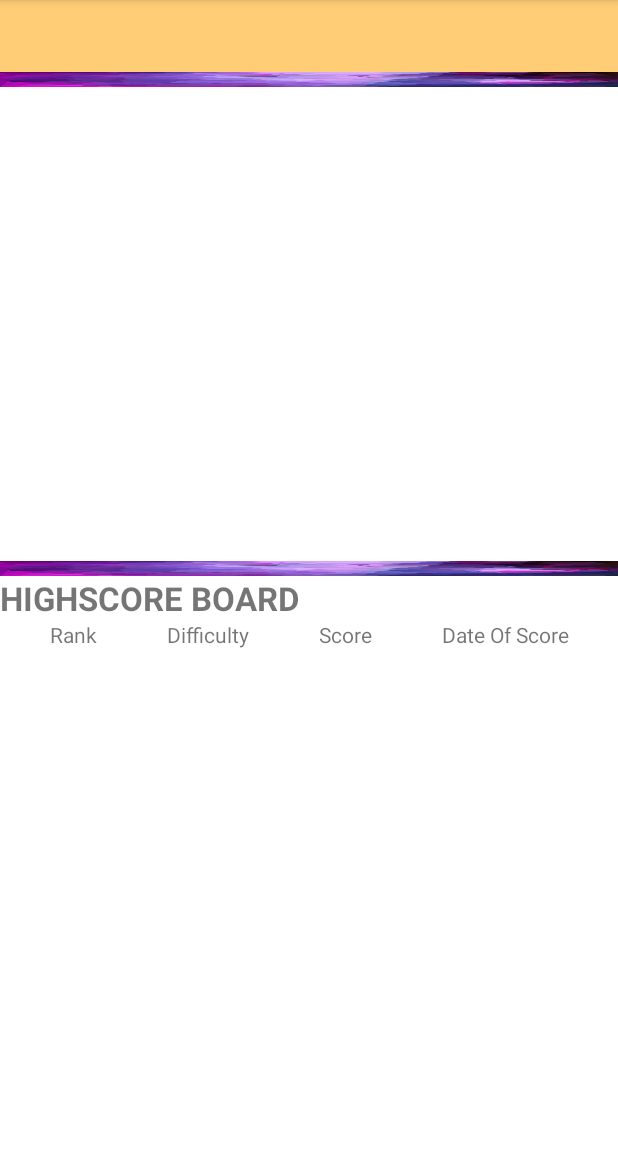
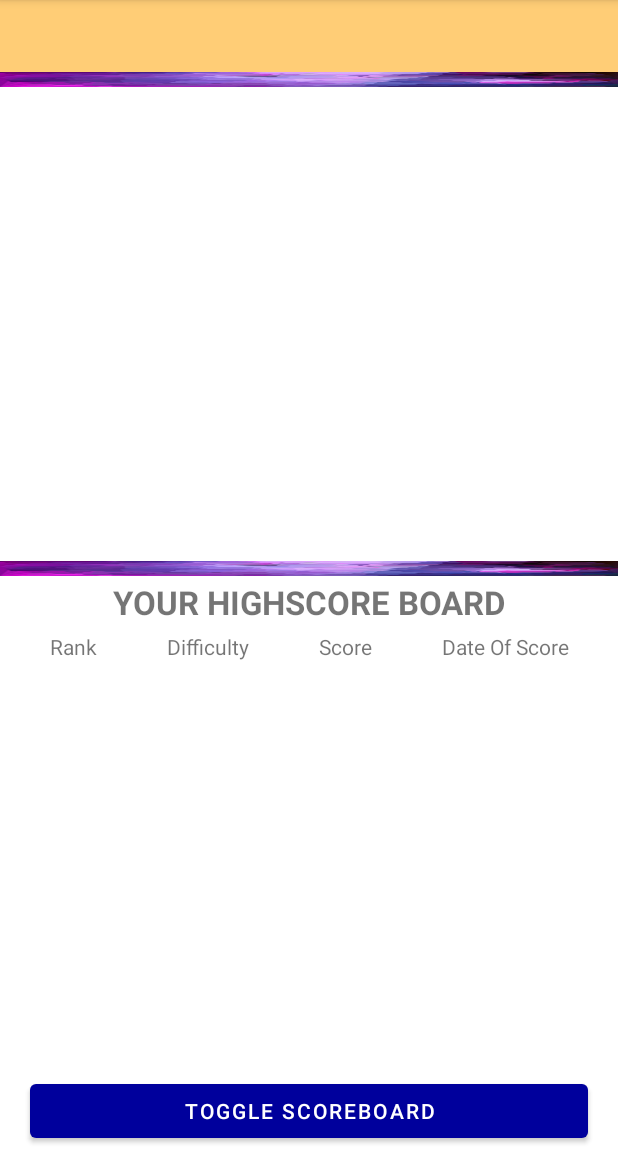
Before and after one commit to yuon11/GamehouseGallery, an Android app: the screen it shows after launch once a user with an empty profile is signed in (HomeActivity), on a phone screen of 412 x 824 dp, the part 84-1236 px from its top. Run offline under Robolectric (Android 15) with nearby library versions, the phone set to English and light mode, and no system bars; our stand-ins replace Firebase (no records; nobody signed in at launch, a user with empty details on screens opened directly), Picasso.

Commit message:
Working scoreboard - must fix some formatting

```diff
--- a/app/src/main/java/com/example/gamehousegallery/HomeGameFragment.java
+++ b/app/src/main/java/com/example/gamehousegallery/HomeGameFragment.java
@@ -10,12 +10,13 @@ import androidx.recyclerview.widget.LinearLayoutManager;
 import androidx.recyclerview.widget.RecyclerView;
 import androidx.viewpager2.widget.ViewPager2;
 
+import android.text.method.ScrollingMovementMethod;
 import android.util.Log;
 import android.view.LayoutInflater;
 import android.view.View;
 import android.view.ViewGroup;
 import android.widget.Button;
-import android.widget.GridLayout;
+import android.widget.LinearLayout;
 import android.widget.Toast;
 
 import com.google.android.material.tabs.TabLayout;
@@ -108,7 +109,7 @@ public class HomeGameFragment extends Fragment {
     ViewPager2 mViewPager;
     TabLayout tabLayout;
     RecyclerView highscoreRecyclerView;
-    GridLayout gridLayout;
+//    LinearLayout mainLinearLayout;
 
     Button toggleHSBoard;
     String hsBoardSetting="USER";//GLOBAL
@@ -140,7 +141,6 @@ public class HomeGameFragment extends Fragment {
                         }
 
 
-                        // gridLayout.setAdapter(highScoreRecyclerFragmentAdapter);
                     }
                 });
                 try {
@@ -175,8 +175,9 @@ public class HomeGameFragment extends Fragment {
 
         highscoreRecyclerView = (RecyclerView) rootView.findViewById(R.id.score_recycler_view);
         mViewPager = (ViewPager2) rootView.findViewById(R.id.pager);
-        gridLayout = (GridLayout) rootView.findViewById(R.id.high_score_grid);
         tabLayout = (TabLayout) rootView.findViewById(R.id.game_tabs);
+
+        // mainLinearLayout = (LinearLayout) rootView.findViewById(R.id.main_home_game_layout);
 
         Log.d("ONCREATEVIEW","");
 
@@ -191,12 +192,13 @@ public class HomeGameFragment extends Fragment {
         highscoreRecyclerView.setAdapter(highScoreRecyclerFragmentAdapter);
         highscoreRecyclerView.setItemAnimator(new DefaultItemAnimator());
 
+        // descriptionText.setMovementMethod(new ScrollingMovementMethod());
+
 
         // background thread for view pager adapting and animation
         backgroundThread(rootView);
 
         // Setup Views for High Score grid
-        gridLayout = rootView.findViewById(R.id.high_score_grid);
         toggleHSBoard = rootView.findViewById(R.id.toggle_highscore_grid);
         toggleHSBoard.setOnClickListener(new View.OnClickListener() {
             @Override
--- a/app/src/main/java/com/example/gamehousegallery/MatchgamePlayFragment.java
+++ b/app/src/main/java/com/example/gamehousegallery/MatchgamePlayFragment.java
@@ -125,7 +125,7 @@ public class MatchgamePlayFragment extends Fragment {
                     // UPDATE CLICK COUNT
                     updateClickCnt();
 
-                    new CountDownTimer(650, 650) {
+                    new CountDownTimer(450, 450) {
                         public void onTick(long millisUntilFinished) {
                             // WAIT
                         }
--- a/app/src/main/res/layout/fragment_home_game.xml
+++ b/app/src/main/res/layout/fragment_home_game.xml
@@ -4,20 +4,16 @@
     android:layout_width="match_parent"
     android:layout_height="match_parent"
     xmlns:app="http://schemas.android.com/apk/res-auto"
-    app:layout_constraintBottom_toBottomOf="@id/main_home_game_layout"
     tools:context=".HomeGameFragment">
-
-<!--    <ScrollView-->
-<!--        android:layout_width="match_parent"-->
-<!--        android:layout_height="wrap_content"-->
-<!--        android:weightSum="2">-->
     <LinearLayout
         android:id="@+id/main_home_game_layout"
         android:layout_width="match_parent"
         android:layout_height="match_parent"
         android:weightSum="2"
-            android:orientation="vertical">
+        android:orientation="vertical"
+        android:scrollbars="vertical">
         <androidx.constraintlayout.widget.ConstraintLayout
+            android:id="@+id/home_pager_container"
             android:layout_width="match_parent"
             android:layout_height="match_parent"
             android:layout_weight="1">
@@ -52,14 +48,12 @@
                 android:layout_height="10dp"
                 android:scaleType="fitXY"/>
         </androidx.constraintlayout.widget.ConstraintLayout>
-            <androidx.constraintlayout.widget.ConstraintLayout
+        <LinearLayout
             android:id="@+id/home_score_fragment_container"
             android:layout_width="match_parent"
             android:layout_height="match_parent"
             android:orientation="vertical"
-                app:layout_constraintBottom_toTopOf="@id/toggle_highscore_grid"
             android:layout_weight="1">
-
             <LinearLayout
                 android:layout_width="match_parent"
                 android:layout_height="match_parent"
@@ -71,15 +65,16 @@
                     android:layout_weight=".1"
                     android:layout_width="match_parent"
                     android:layout_height="wrap_content"
-                            android:text="HIGHSCORE BOARD"
+                    android:text="YOUR HIGHSCORE BOARD"
                     android:textStyle="bold"
                     android:textSize="10pt"
+                    android:textAlignment="center"
                     app:layout_constraintTop_toTopOf="parent"
                     app:layout_constraintBottom_toTopOf="@id/high_score_grid"/>
                 <GridLayout
                     android:id="@+id/high_score_grid"
                     android:layout_width="match_parent"
-                            android:layout_height="match_parent"
+                    android:layout_height="wrap_content"
                     android:layout_gravity="center"
                     android:adjustViewBounds="true"
                     android:orientation="vertical"
@@ -132,7 +127,6 @@
                         android:layout_column="0"
                         android:layout_columnSpan="4"/>
                 </GridLayout>
-                    </LinearLayout>
                 <Button
                     android:id="@+id/toggle_highscore_grid"
                     android:layout_width="match_parent"
@@ -141,7 +135,7 @@
                     android:layout_marginLeft="20dp"
                     android:layout_marginRight="20dp"
                     app:layout_constraintTop_toBottomOf="@id/home_score_fragment_container"/>
-            </androidx.constraintlayout.widget.ConstraintLayout>
                 </LinearLayout>
-<!--    </ScrollView>-->
+            </LinearLayout>
+        </LinearLayout>
 </FrameLayout>
```
Lines whose indentation alone changed are shown as unchanged.
